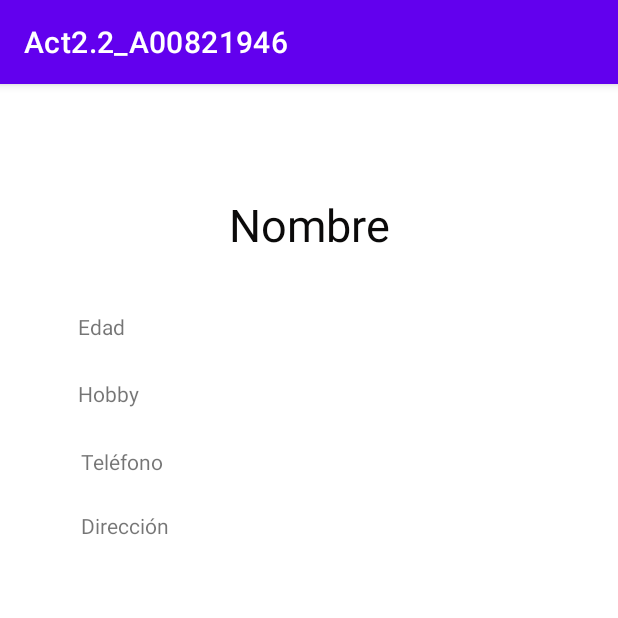
After one commit to Carrr105/A2.2_A00821946, an Android app: the fragment DetailsFragment shown on its own in the app's theme, on a phone screen of 412 x 824 dp, the top half of it. The commit adds this screen. Run offline under Robolectric (Android 15) with nearby library versions, the phone set to English and light mode, and no system bars.

Commit message:
funciona por ahora

```diff
--- /dev/null
+++ b/app/src/main/java/com/example/act22_a00821946/DetailsFragment.java
@@ -0,0 +1,45 @@
+package com.example.act22_a00821946;
+
+import androidx.appcompat.app.AppCompatActivity;
+import androidx.fragment.app.Fragment;
+import androidx.fragment.app.FragmentManager;
+
+import android.os.Bundle;
+import android.view.LayoutInflater;
+import android.view.View;
+import android.view.ViewGroup;
+
+public class DetailsFragment extends Fragment {
+
+    public static DetailsFragment newInstance() {
+        DetailsFragment fragment = new DetailsFragment();
+        Bundle args = new Bundle();
+        return fragment;
+    }
+    public DetailsFragment() {
+        // Required empty public constructor
+    }
+
+    @Override
+    public void onCreate(Bundle savedInstanceState) {
+        super.onCreate(savedInstanceState);
+    }
+
+    @Override
+    public View onCreateView(LayoutInflater inflater, ViewGroup container,
+                             Bundle savedInstanceState) {
+        // Inflate the layout for this fragment
+        View v = inflater.inflate(R.layout.activity_details_fragment, container, false);
+
+        return v;
+    }
+
+    public void onBackPressed()
+    {
+     //   FragmentManager fm = getActivity().getSupportFragmentManager();
+     //   fm.popBackStack();
+        getFragmentManager().beginTransaction().
+                remove(this).commit();
+    }
+
+}
--- /dev/null
+++ b/app/src/main/res/layout/activity_details_fragment.xml
@@ -0,0 +1,59 @@
+<?xml version="1.0" encoding="utf-8"?>
+<androidx.constraintlayout.widget.ConstraintLayout xmlns:android="http://schemas.android.com/apk/res/android"
+    xmlns:app="http://schemas.android.com/apk/res-auto"
+    xmlns:tools="http://schemas.android.com/tools"
+    android:layout_width="match_parent"
+    android:layout_height="match_parent"
+    tools:context=".DetailsFragment">
+
+    <TextView
+        android:id="@+id/textView"
+        android:layout_width="wrap_content"
+        android:layout_height="wrap_content"
+        android:layout_marginTop="73dp"
+        android:text="@string/textview"
+        android:textColor="#0B0A0A"
+        android:textSize="30sp"
+        app:layout_constraintEnd_toEndOf="parent"
+        app:layout_constraintStart_toStartOf="parent"
+        app:layout_constraintTop_toTopOf="parent" />
+
+    <TextView
+        android:id="@+id/textView2"
+        android:layout_width="wrap_content"
+        android:layout_height="wrap_content"
+        android:layout_marginStart="52dp"
+        android:layout_marginTop="152dp"
+        android:text="@string/textview2"
+        app:layout_constraintStart_toStartOf="parent"
+        app:layout_constraintTop_toTopOf="parent" />
+
+    <TextView
+        android:id="@+id/textView6"
+        android:layout_width="wrap_content"
+        android:layout_height="wrap_content"
+        android:layout_marginTop="25dp"
+        android:text="@string/textview6"
+        app:layout_constraintStart_toStartOf="@+id/textView2"
+        app:layout_constraintTop_toBottomOf="@+id/textView2" />
+
+    <TextView
+        android:id="@+id/textView8"
+        android:layout_width="wrap_content"
+        android:layout_height="wrap_content"
+        android:layout_marginStart="2dp"
+        android:layout_marginTop="26dp"
+        android:text="@string/textview8"
+        app:layout_constraintStart_toStartOf="@+id/textView6"
+        app:layout_constraintTop_toBottomOf="@+id/textView6" />
+
+    <TextView
+        android:id="@+id/textView9"
+        android:layout_width="wrap_content"
+        android:layout_height="wrap_content"
+        android:layout_marginTop="23dp"
+        android:text="@string/textview9"
+        app:layout_constraintStart_toStartOf="@+id/textView8"
+        app:layout_constraintTop_toBottomOf="@+id/textView8" />
+
+</androidx.constraintlayout.widget.ConstraintLayout>
--- a/app/src/main/res/values/strings.xml
+++ b/app/src/main/res/values/strings.xml
@@ -4,4 +4,9 @@
     <string name="button7">MUESTRA MÁS</string>
     <string name="textview4">Nombre</string>
     <string name="textview5">Hobby</string>
+    <string name="textview">Nombre</string>
+    <string name="textview2">Edad</string>
+    <string name="textview6">Hobby</string>
+    <string name="textview8">Teléfono</string>
+    <string name="textview9">Dirección</string>
 </resources>
```
